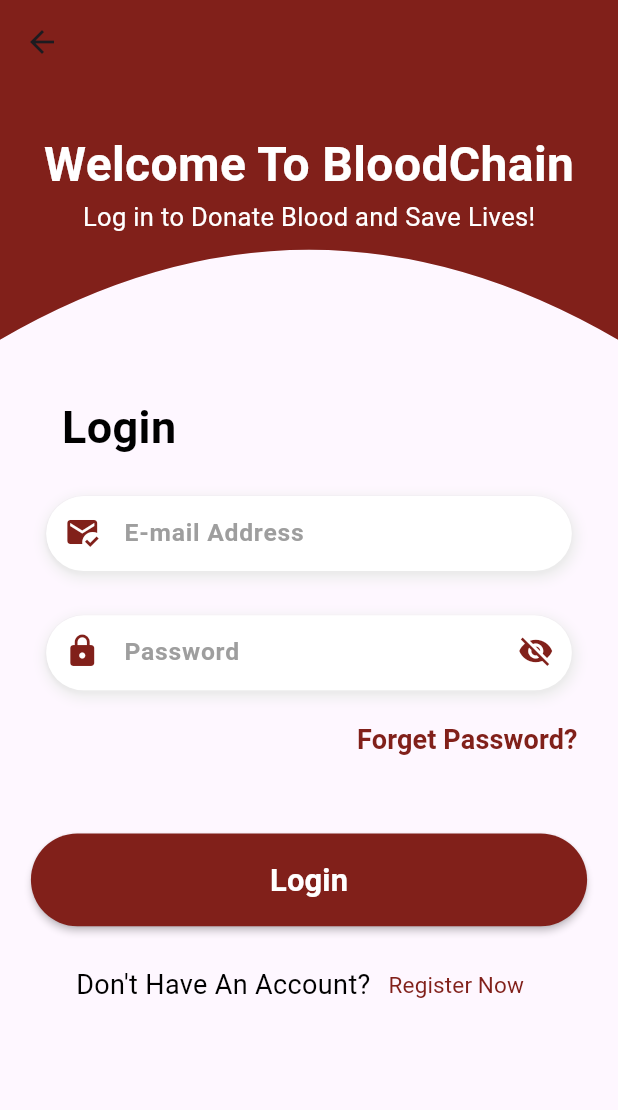
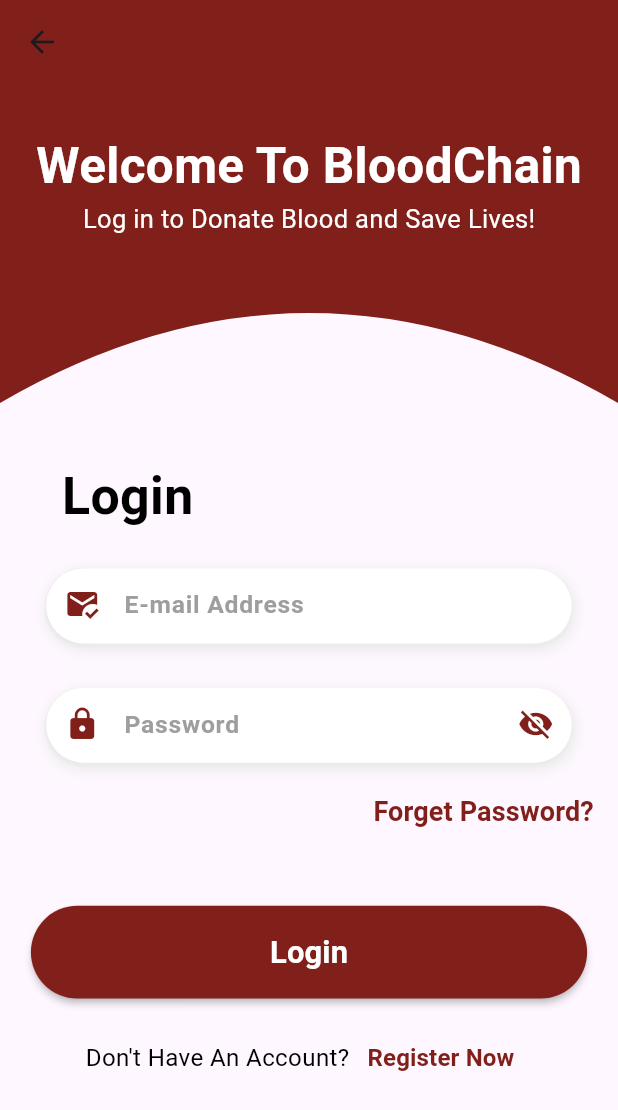
Before and after one commit to ramywael/Graduation, a Flutter app: the LoginView screen opened directly, on a phone screen of 412 x 824 dp. Shown: the top 1110 px of the screen. Run offline on Flutter 3.47's test engine with Material 3 defaults, Android fonts, the phone set to English and light mode, and no system bars; our stand-ins replace curved_navigation_bar, flutter_svg, material_symbols_icons, table_calendar.

Commit message:
Fixing the login.dart

```diff
--- a/lib/screens/login_signup_forgetpass_screens/login.dart
+++ b/lib/screens/login_signup_forgetpass_screens/login.dart
@@ -43,20 +43,20 @@ class _LoginViewState extends State<LoginView> {
                       child: Container(
                         width: double.infinity,
                         color: const Color(0xff81201a),
-                        height: constraints.maxHeight * 0.235,
+                        height: constraints.maxHeight * 0.29,
                         child: Padding(
                           padding: EdgeInsets.only(left: constraints.maxWidth * 0.05, right: constraints.maxWidth * 0.05, top: constraints.maxHeight * 0.04),
-                          child: Column(
+                          child:  Column(
                             children: [
                               Text(
                                 "Welcome To BloodChain",
                                 style: TextStyle(
-                                  fontSize: 32,
+                                  fontSize: constraints.maxWidth * 0.08,
                                   fontWeight: FontWeight.bold,
                                   color: Colors.white,
                                 ),
                               ),
-                              Text(
+                              const Text(
                                 "Log in to Donate Blood and Save Lives!",
                                 style: TextStyle(
                                   fontSize: 17,
@@ -75,10 +75,10 @@ class _LoginViewState extends State<LoginView> {
                       padding: EdgeInsets.only(left: constraints.maxWidth * 0.1, top: constraints.maxHeight * 0.015),
                       child: Container(
                         alignment: Alignment.centerLeft,
-                        child: const Text(
+                        child:  Text(
                           "Login",
                           style: TextStyle(
-                            fontSize: 30,
+                            fontSize: constraints.maxHeight * 0.045,
                             fontWeight: FontWeight.bold,
                             color: Colors.black,
                           ),
@@ -140,7 +140,7 @@ class _LoginViewState extends State<LoginView> {
                       },
                     ),
                     Padding(
-                      padding: const EdgeInsets.only(right: 15),
+                      padding:  EdgeInsets.only(right: constraints.maxWidth * 0.01,),
                       child: Container(
                         alignment: Alignment.centerRight,
                         child: TextButton(
@@ -183,11 +183,11 @@ class _LoginViewState extends State<LoginView> {
                     Row(
                       mainAxisAlignment: MainAxisAlignment.center,
                       children: [
-                        const Text(
+                         Text(
                           'Don\'t Have An Account?',
                           style: TextStyle(
                             color: Colors.black,
-                            fontSize: 18,
+                            fontSize: constraints.maxWidth * 0.039,
                             fontWeight: FontWeight.w500,
                           ),
                         ),
@@ -199,11 +199,12 @@ class _LoginViewState extends State<LoginView> {
                               ),
                             );
                           },
-                          child: const Text(
+                          child:  Text(
                             'Register Now',
                             style: TextStyle(
-                              color: Color(0xff81201a),
-                              fontSize: 15,
+                              color: const Color(0xff81201a),
+                              fontWeight: FontWeight.bold,
+                              fontSize: constraints.maxWidth * 0.039,
                             ),
                           ),
                         ),
```
